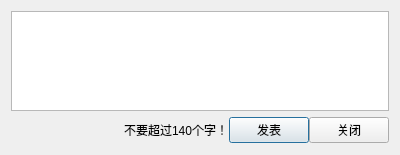
First picture: the form in UI/sendstatusdialog.ui, repository zpc930/qt-twitter-client, before the edit.
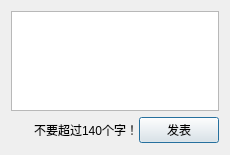
Second picture: the form after the edit. Icons and pictures are not drawn.

What changed in the file:
```diff
--- a/UI/sendstatusdialog.ui
+++ b/UI/sendstatusdialog.ui
@@ -6,7 +6,7 @@
    <rect>
     <x>0</x>
     <y>0</y>
-    <width>400</width>
+    <width>230</width>
     <height>155</height>
    </rect>
   </property>
@@ -18,7 +18,7 @@
   </property>
   <property name="minimumSize">
    <size>
-    <width>400</width>
+    <width>230</width>
     <height>0</height>
    </size>
   </property>
@@ -97,13 +97,6 @@
          </property>
         </widget>
        </item>
-       <item>
-        <widget class="QPushButton" name="pushButton_Close">
-         <property name="text">
-          <string>关闭</string>
-         </property>
-        </widget>
-       </item>
       </layout>
      </item>
     </layout>
```
